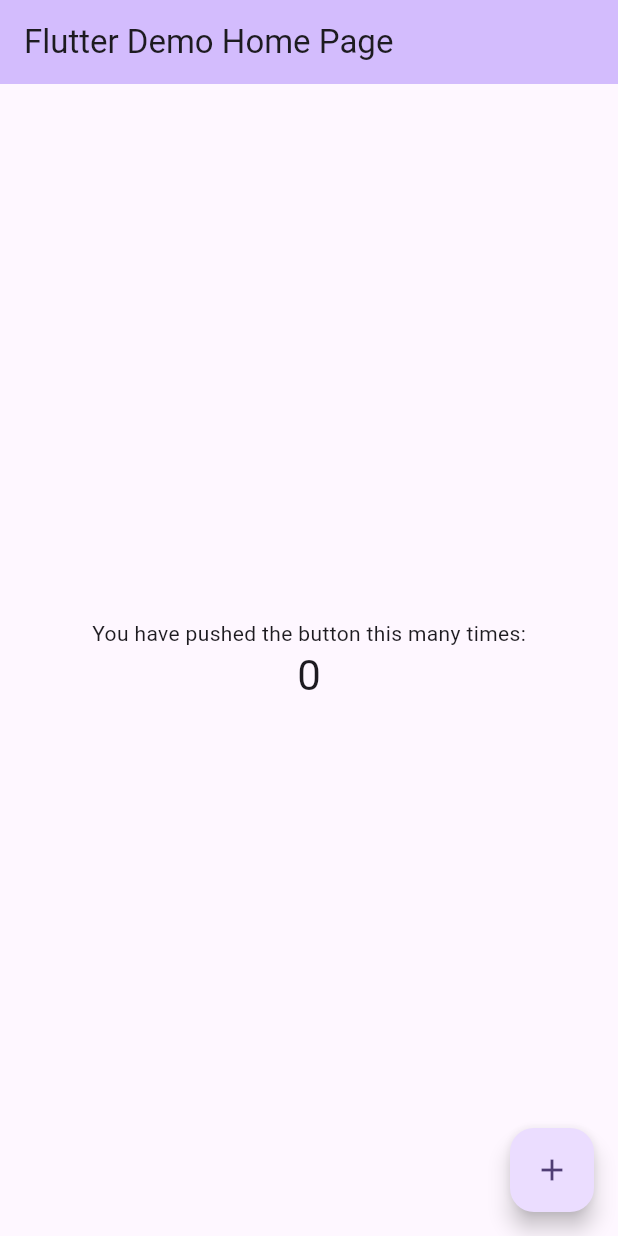
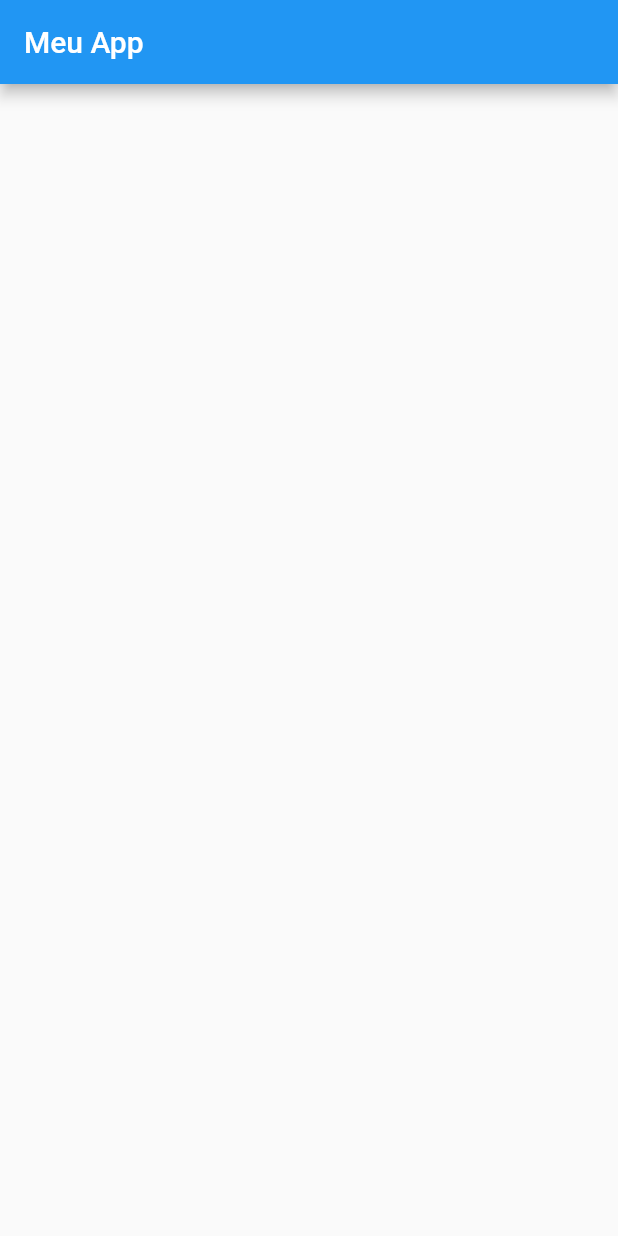
Before and after one commit to francovinicius/primeirosPassos, a Flutter app: the screen it shows after launch, on a phone screen of 412 x 824 dp. Run offline on Flutter 3.47's test engine with Material 2 defaults, Android fonts, the light colour scheme and no system bars.

Commit message:
criando app do zero

```diff
--- a/lib/main.dart
+++ b/lib/main.dart
@@ -1,3 +1,4 @@
+import 'package:flutter/cupertino.dart';
 import 'package:flutter/material.dart';
 
 void main() {
@@ -9,67 +10,25 @@ class MyApp extends StatelessWidget {
 
   @override
   Widget build(BuildContext context) {
-    return MaterialApp(
-      title: 'Flutter Demo',
-      theme: ThemeData(
-
-        colorScheme: ColorScheme.fromSeed(seedColor: Colors.deepPurple),
-        useMaterial3: true,
-      ),
-      home: const MyHomePage(title: 'Flutter Demo Home Page'),
+    return const MaterialApp(
+      debugShowCheckedModeBanner: false,
+      home: HonmePage(),
     );
   }
 }
 
-class MyHomePage extends StatefulWidget {
-  const MyHomePage({super.key, required this.title});
-
-
-  final String title;
+class HonmePage extends StatefulWidget {
+  const HonmePage({super.key});
 
   @override
-  State<MyHomePage> createState() => _MyHomePageState();
+  State<HonmePage> createState() => _HonmePageState();
 }
 
-class _MyHomePageState extends State<MyHomePage> {
-  int _counter = 0;
-
-  void _incrementCounter() {
-    setState(() {
-      _counter++;
-    });
-  }
-
+class _HonmePageState extends State<HonmePage> {
   @override
   Widget build(BuildContext context) {
-
     return Scaffold(
-      appBar: AppBar(
-
-        backgroundColor: Theme.of(context).colorScheme.inversePrimary,
-
-        title: Text(widget.title),
-      ),
-      body: Center(
-
-        child: Column(
-
-          mainAxisAlignment: MainAxisAlignment.center,
-          children: <Widget>[
-            const Text(
-              'You have pushed the button this many times:',
-            ),
-            Text(
-              '$_counter',
-              style: Theme.of(context).textTheme.headlineMedium,
-            ),
-          ],
-        ),
-      ),
-      floatingActionButton: FloatingActionButton(
-        onPressed: _incrementCounter,
-        tooltip: 'Increment',
-        child: const Icon(Icons.add),
+      appBar: AppBar(title: const Text ("Meu App")
       ),
     );
   }
```
